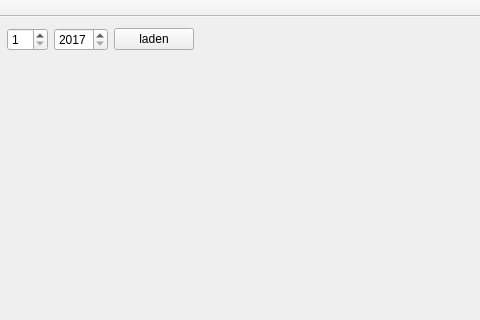
Qt form mainwindow.ui (kkegel/WorkFlow) before a commit; both pictures show x 219 to 699 and y 0 to 320 of the 1003 by 685 pixel window.
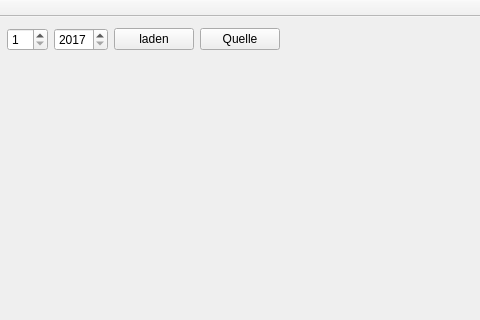
The same form after that commit.

Patch:
```diff
--- a/mainwindow.ui
+++ b/mainwindow.ui
@@ -81,6 +81,13 @@
         </property>
        </widget>
       </item>
+      <item>
+       <widget class="QPushButton" name="pb_source">
+        <property name="text">
+         <string>Quelle</string>
+        </property>
+       </widget>
+      </item>
       <item>
        <spacer name="horizontalSpacer_2">
         <property name="orientation">
```
Left out of the diff: 4 changed lines with no effect on the pictures.
